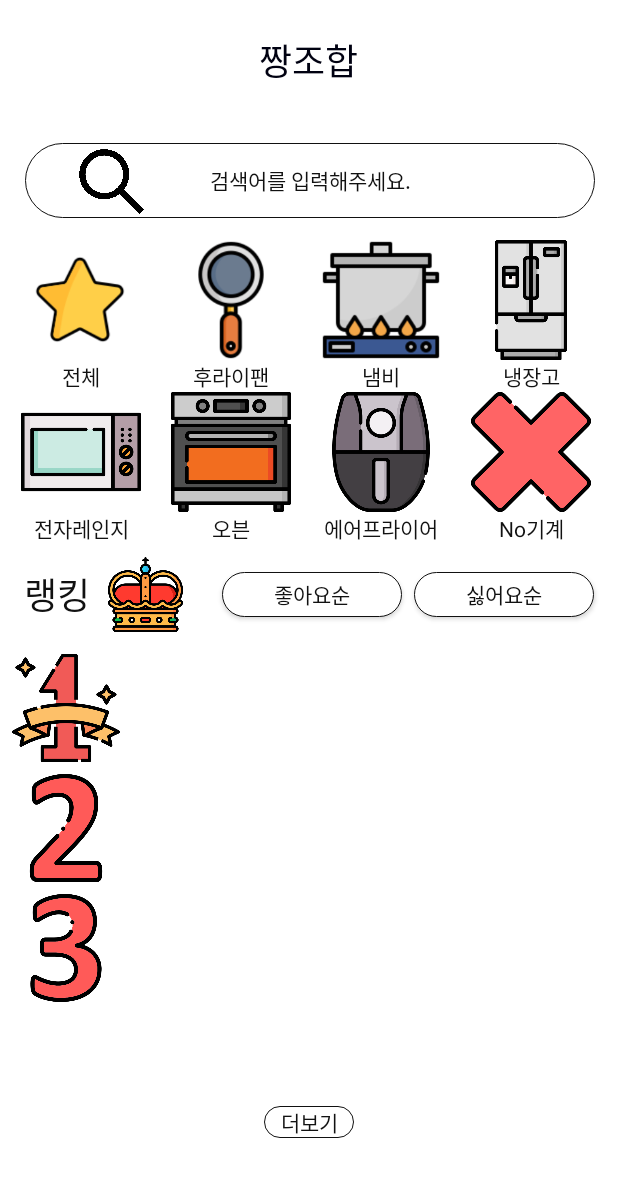
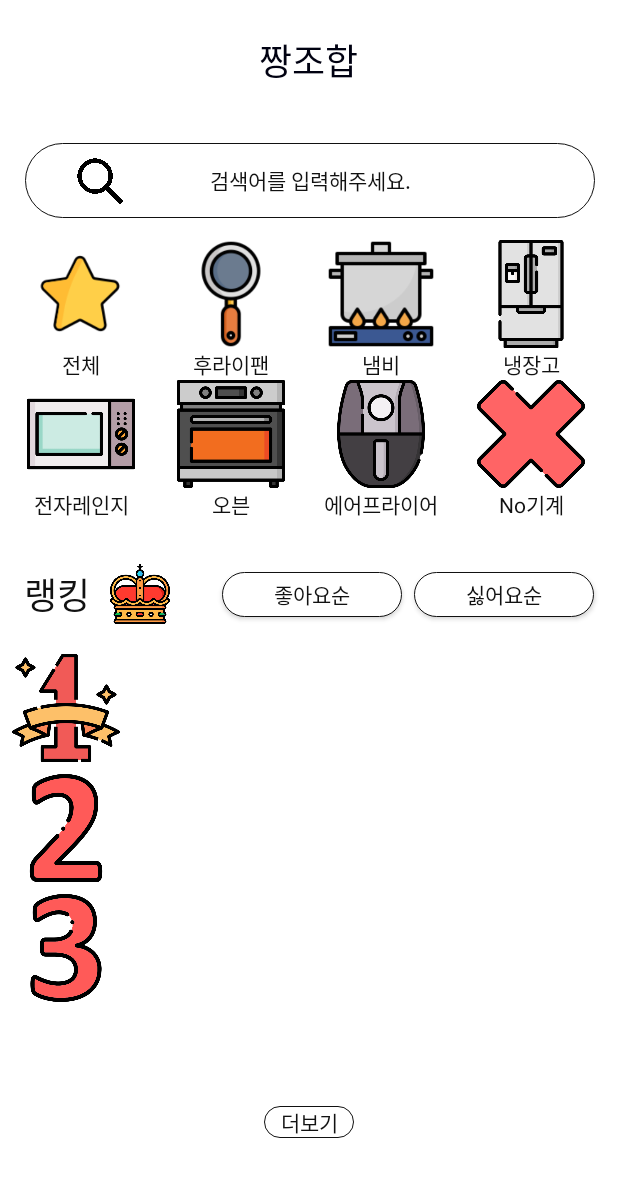
Before and after one commit to KimDDoHyeon/JJangJoHap, an Android app: the screen it shows after launch (MainActivity), on a phone screen of 412 x 824 dp. Shown: the top 1177 px of the screen. Run offline under Robolectric (Android 15) with nearby library versions, the phone set to English and light mode, and no system bars.

Commit message:
UI 수정 완료
- 타 화면들 UI 완료시 화면 연결 해야함

```diff
--- a/app/src/main/res/layout/activity_main.xml
+++ b/app/src/main/res/layout/activity_main.xml
@@ -63,8 +63,8 @@
 
                 <ImageView
                     android:id="@+id/imageView2"
-                    android:layout_width="50dp"
-                    android:layout_height="50dp"
+                    android:layout_width="35dp"
+                    android:layout_height="35dp"
 
                     android:layout_marginStart="32dp"
                     app:layout_constraintBottom_toBottomOf="@+id/editTextTextPersonName"
@@ -93,16 +93,17 @@
                     <LinearLayout
                         android:layout_width="100dp"
                         android:layout_height="match_parent"
+                        android:baselineAligned="false"
                         android:orientation="vertical">
 
                         <ImageView
                             android:id="@+id/ctg_all"
                             android:layout_width="match_parent"
-                            android:layout_height="80dp"
+                            android:layout_height="72dp"
                             android:background="@drawable/imga_text_button_shape"
+                            android:clickable="true"
                             android:scaleType="fitCenter"
                             app:srcCompat="@drawable/all"
-                            android:clickable="true"
                             tools:ignore="SpeakableTextPresentCheck" />
 
                         <TextView
@@ -125,7 +126,7 @@
                         <ImageView
                             android:id="@+id/ctg_pan"
                             android:layout_width="match_parent"
-                            android:layout_height="80dp"
+                            android:layout_height="72dp"
                             android:background="@drawable/imga_text_button_shape"
                             android:scaleType="fitCenter"
                             app:srcCompat="@drawable/pan"
@@ -149,7 +150,7 @@
                         <ImageView
                             android:id="@+id/ctg_naembi"
                             android:layout_width="match_parent"
-                            android:layout_height="80dp"
+                            android:layout_height="72dp"
                             android:background="@drawable/imga_text_button_shape"
                             android:scaleType="fitCenter"
                             app:srcCompat="@drawable/naembi"
@@ -173,7 +174,7 @@
                         <ImageView
                             android:id="@+id/ctg_refri"
                             android:layout_width="match_parent"
-                            android:layout_height="80dp"
+                            android:layout_height="72dp"
                             android:background="@drawable/imga_text_button_shape"
                             android:scaleType="fitCenter"
                             app:srcCompat="@drawable/refrigerator"
@@ -211,7 +212,7 @@
                         <ImageView
                             android:id="@+id/ctg_micro"
                             android:layout_width="match_parent"
-                            android:layout_height="80dp"
+                            android:layout_height="72dp"
                             android:background="@drawable/imga_text_button_shape"
                             android:scaleType="fitCenter"
                             app:srcCompat="@drawable/microwave"
@@ -235,7 +236,7 @@
                         <ImageView
                             android:id="@+id/ctg_oven"
                             android:layout_width="match_parent"
-                            android:layout_height="80dp"
+                            android:layout_height="72dp"
                             android:background="@drawable/imga_text_button_shape"
                             android:scaleType="fitCenter"
                             app:srcCompat="@drawable/oven"
@@ -259,7 +260,7 @@
                         <ImageView
                             android:id="@+id/ctg_airfryer"
                             android:layout_width="match_parent"
-                            android:layout_height="80dp"
+                            android:layout_height="72dp"
                             android:background="@drawable/imga_text_button_shape"
                             android:scaleType="fitCenter"
                             app:srcCompat="@drawable/airfryer"
@@ -283,7 +284,7 @@
                         <ImageView
                             android:id="@+id/ctg_no"
                             android:layout_width="match_parent"
-                            android:layout_height="80dp"
+                            android:layout_height="72dp"
                             android:background="@drawable/imga_text_button_shape"
                             android:scaleType="fitCenter"
                             app:srcCompat="@drawable/cross"
@@ -329,18 +330,17 @@
 
                 <ImageView
                     android:id="@+id/crown"
-                    android:layout_width="50dp"
-                    android:layout_height="50dp"
+                    android:layout_width="40dp"
+                    android:layout_height="40dp"
                     android:layout_marginStart="8dp"
-                    android:layout_marginTop="11dp"
-                    android:layout_marginBottom="11dp"
+                    android:layout_marginTop="16dp"
+                    android:layout_marginBottom="16dp"
                     android:contentDescription="@string/crown"
                     app:layout_constraintBottom_toBottomOf="parent"
                     app:layout_constraintEnd_toStartOf="@+id/good_button"
-                    app:layout_constraintHorizontal_bias="0.137"
+                    app:layout_constraintHorizontal_bias="0.128"
                     app:layout_constraintStart_toEndOf="@+id/Ranking"
                     app:layout_constraintTop_toTopOf="parent"
-                    app:layout_constraintVertical_bias="0.0"
                     app:srcCompat="@drawable/crown" />
 
                 <Button
```
